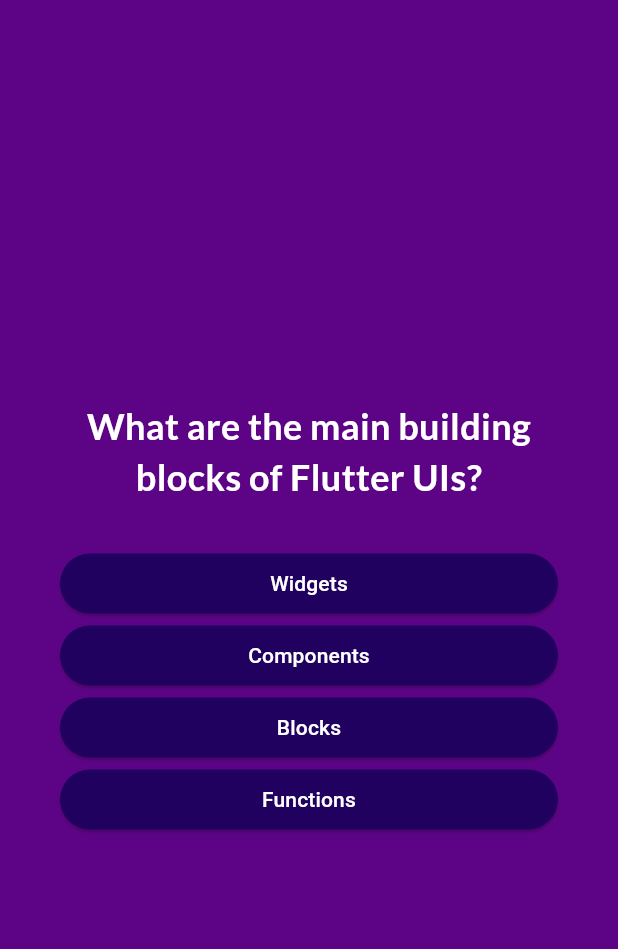
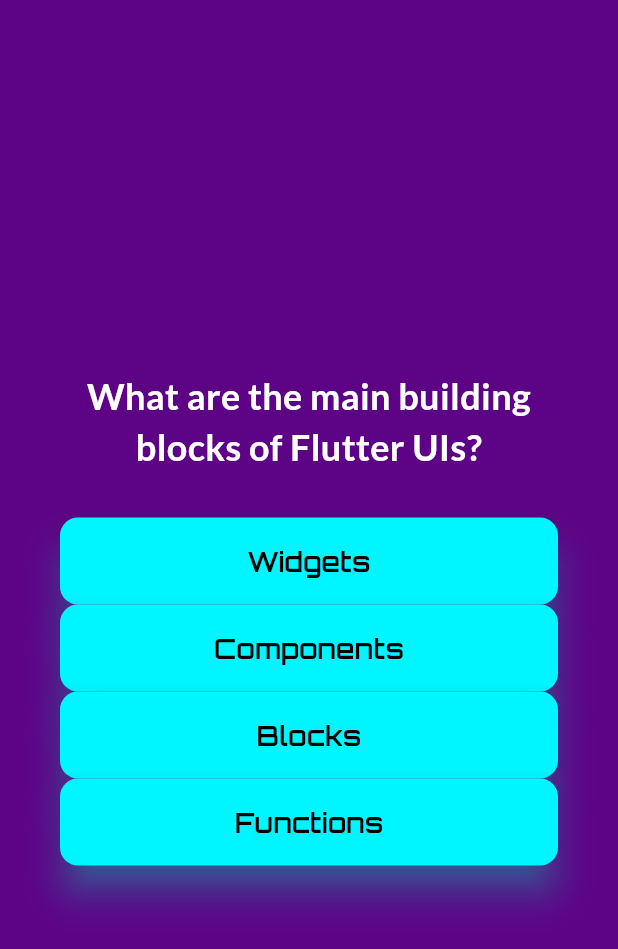
Before and after one commit to martinv-23/Tarea_App_Flutter_Quiz, a Flutter app: the screen it shows after launch, after a tap on "Start Quiz", on a phone screen of 412 x 824 dp. Shown: the top 949 px of the screen. Run offline on Flutter 3.47's test engine with Material 3 defaults, Android fonts, the phone set to English and light mode, and no system bars; our stand-ins replace google_fonts.

Commit message:
Segundo commit

```diff
--- a/lib/answer_button.dart
+++ b/lib/answer_button.dart
@@ -1,4 +1,5 @@
 import 'package:flutter/material.dart';
+import 'package:google_fonts/google_fonts.dart';
 
 class AnswerButton extends StatelessWidget {
   const AnswerButton(this.text, this.onTap, {super.key});
@@ -11,12 +12,21 @@
     return ElevatedButton(
       onPressed: onTap,
       style: ElevatedButton.styleFrom(
-        padding: const EdgeInsets.symmetric(vertical: 10, horizontal: 40),
-          backgroundColor:const Color.fromARGB(255, 33, 1, 95),
-          foregroundColor: Colors.white,
-          shape:
-              RoundedRectangleBorder(borderRadius: BorderRadius.circular(40))),
-      child: Text(text, textAlign: TextAlign.center,),
+        padding: const EdgeInsets.symmetric(vertical: 16, horizontal: 30),
+        backgroundColor: const Color(0xFF00F6FF),
+        foregroundColor: Colors.black,
+        shape: RoundedRectangleBorder(borderRadius: BorderRadius.circular(12)),
+        elevation: 10,
+        shadowColor: Colors.cyanAccent,
+      ),
+      child: Text(
+        text,
+        style: GoogleFonts.orbitron(
+          fontSize: 18,
+          fontWeight: FontWeight.w600,
+        ),
+        textAlign: TextAlign.center,
+      ),
     );
   }
 }
```
